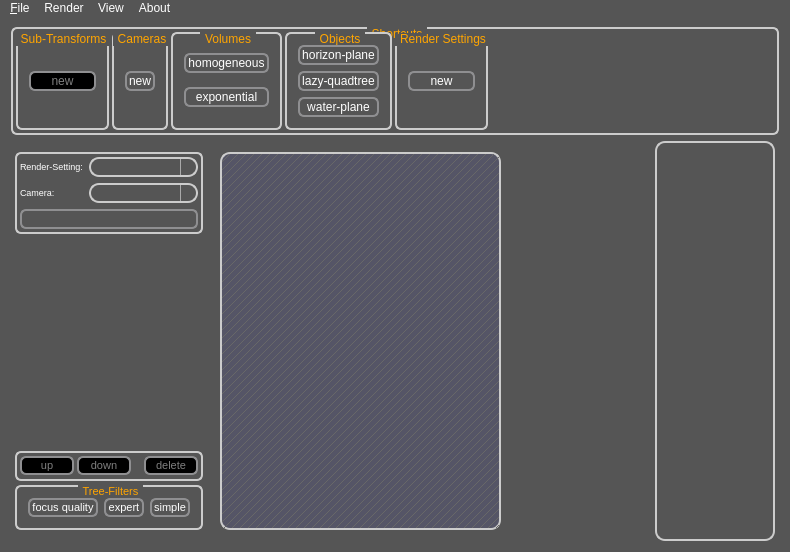
This is src/qt-frontend/SimplexGui/mainwindow.ui in phresnel/picogen as Qt 5 draws it before an edit. The edited form follows.
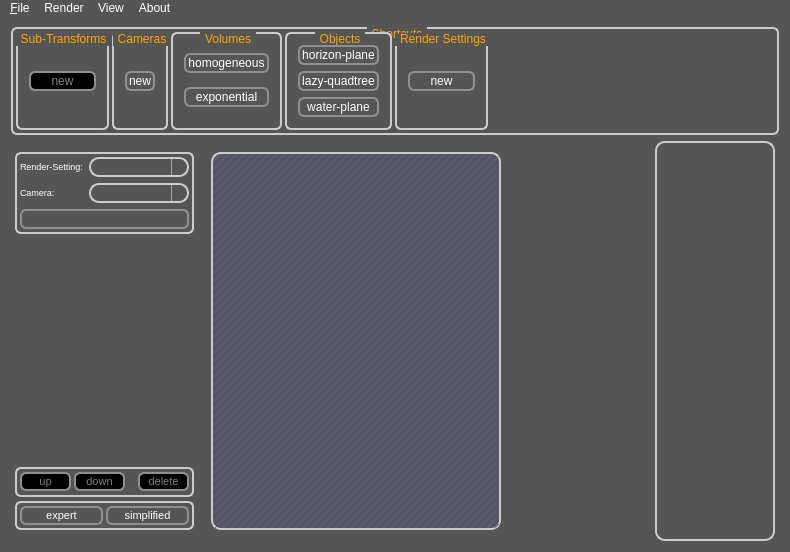
This is the edited form. Icons and pictures are not drawn. Custom widgets are drawn as their Qt base class.

Commit message: fix: several sync'ing issues / add: apply last used filter for new objects

Patch:
```diff
--- a/src/qt-frontend/SimplexGui/mainwindow.ui
+++ b/src/qt-frontend/SimplexGui/mainwindow.ui
@@ -627,24 +627,15 @@
            </font>
           </property>
           <property name="title">
-           <string>Tree-Filters</string>
+           <string/>
           </property>
           <layout class="QHBoxLayout" name="horizontalLayout_3">
-           <item>
-            <widget class="QPushButton" name="focusQualitySettingsButton">
-             <property name="font">
-              <font>
-               <pointsize>8</pointsize>
-              </font>
-             </property>
-             <property name="text">
-              <string>focus quality</string>
-             </property>
-             <property name="checkable">
-              <bool>false</bool>
-             </property>
-            </widget>
-           </item>
+           <property name="spacing">
+            <number>3</number>
+           </property>
+           <property name="margin">
+            <number>3</number>
+           </property>
            <item>
             <widget class="QPushButton" name="setExpertTreeFilterButton">
              <property name="font">
@@ -668,7 +659,7 @@
               </font>
              </property>
              <property name="text">
-              <string>simple</string>
+              <string>simplified</string>
              </property>
              <property name="checkable">
               <bool>false</bool>
```
The commit also changes 8 other files.
